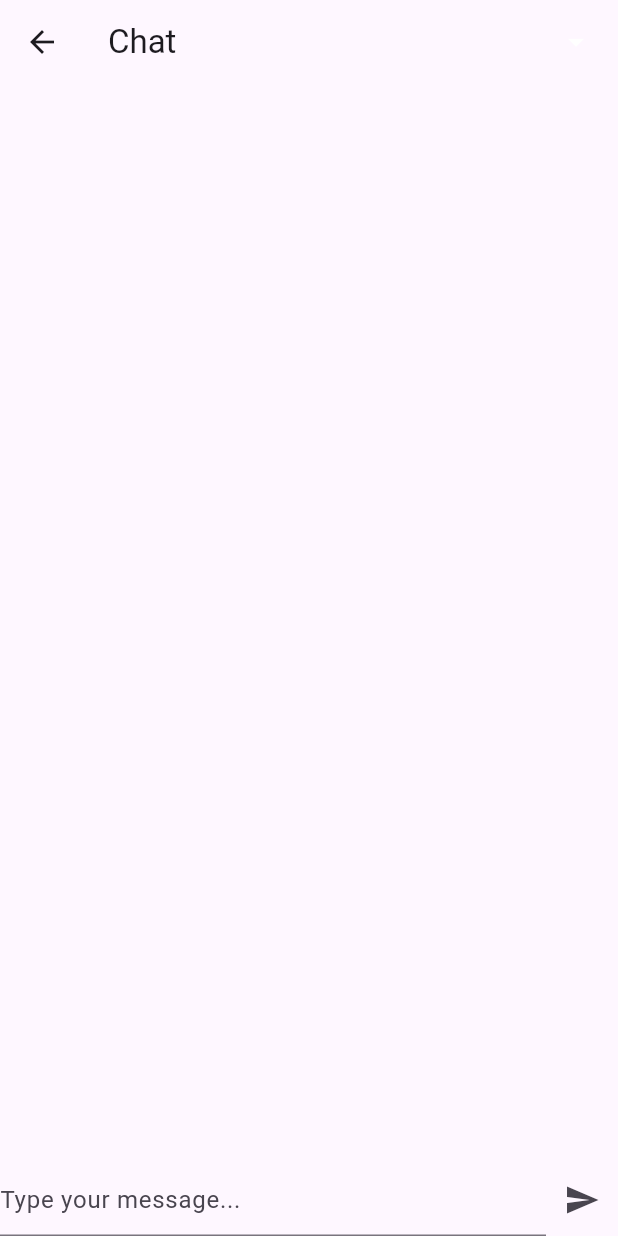
After one commit to KaviyaGopi/slm_model_detector, a Flutter app: the screen it shows after launch, after a tap on the "chat" icon, on a phone screen of 412 x 824 dp. The commit adds this screen. Run offline on Flutter 3.47's test engine with Material 3 defaults, Android fonts, the light colour scheme and no system bars; our stand-ins replace device_info_plus, dio, permission_handler.

Commit message:
Added Chat Screen

```diff
--- /dev/null
+++ b/lib/screens/chat_screen.dart
@@ -0,0 +1,125 @@
+import 'package:flutter/material.dart';
+
+class ChatMessage {
+  final String sender;
+  final String text;
+  ChatMessage({required this.sender, required this.text});
+}
+
+class ChatScreen extends StatefulWidget {
+  final List<String> downloadedModels;
+  const ChatScreen({super.key, required this.downloadedModels});
+
+  @override
+  State<ChatScreen> createState() => _ChatScreenState();
+}
+
+class _ChatScreenState extends State<ChatScreen> {
+  final List<ChatMessage> _messages = [];
+  final TextEditingController _controller = TextEditingController();
+  String? _selectedModel;
+  bool _isLoading = false;
+
+  @override
+  void initState() {
+    super.initState();
+    if (widget.downloadedModels.isNotEmpty) {
+      _selectedModel = widget.downloadedModels.first;
+    }
+  }
+
+  void _sendMessage() async {
+    final text = _controller.text.trim();
+    if (text.isEmpty || _isLoading) return;
+    setState(() {
+      _messages.add(ChatMessage(sender: 'You', text: text));
+      _isLoading = true;
+      _controller.clear();
+    });
+
+    // Simulate model response (replace with inference later)
+    await Future.delayed(const Duration(seconds: 2));
+    setState(() {
+      _messages.add(ChatMessage(sender: 'Model', text: 'Response from $_selectedModel'));
+      _isLoading = false;
+    });
+  }
+
+  @override
+  Widget build(BuildContext context) {
+    return Scaffold(
+      appBar: AppBar(
+        title: const Text('Chat'),
+        actions: [
+          DropdownButton<String>(
+            value: _selectedModel,
+            items: widget.downloadedModels
+                .map((model) => DropdownMenuItem(
+                      value: model,
+                      child: Text(model),
+                    ))
+                .toList(),
+            onChanged: (value) {
+              setState(() {
+                _selectedModel = value;
+              });
+            },
+            underline: Container(),
+            icon: const Icon(Icons.arrow_drop_down, color: Colors.white),
+            dropdownColor: Colors.white,
+          ),
+          const SizedBox(width: 16),
+        ],
+      ),
+      body: Column(
+        children: [
+          Expanded(
+            child: ListView.builder(
+              padding: const EdgeInsets.all(12),
+              itemCount: _messages.length,
+              itemBuilder: (context, idx) {
+                final msg = _messages[idx];
+                final isUser = msg.sender == 'You';
+                return Align(
+                  alignment: isUser ? Alignment.centerRight : Alignment.centerLeft,
+                  child: Container(
+                    margin: const EdgeInsets.symmetric(vertical: 4),
+                    padding: const EdgeInsets.all(12),
+                    decoration: BoxDecoration(
+                      color: isUser ? Colors.blue[100] : Colors.grey[200],
+                      borderRadius: BorderRadius.circular(8),
+                    ),
+                    child: Text('${msg.sender}: ${msg.text}'),
+                  ),
+                );
+              },
+            ),
+          ),
+          if (_isLoading)
+            const Padding(
+              padding: EdgeInsets.all(8.0),
+              child: CircularProgressIndicator(),
+            ),
+          Row(
+            children: [
+              Expanded(
+                child: TextField(
+                  controller: _controller,
+                  onSubmitted: (_) => _sendMessage(),
+                  enabled: !_isLoading,
+                  decoration: const InputDecoration(
+                    hintText: 'Type your message...',
+                  ),
+                ),
+              ),
+              IconButton(
+                icon: const Icon(Icons.send),
+                onPressed: _isLoading ? null : _sendMessage,
+              ),
+            ],
+          ),
+        ],
+      ),
+    );
+  }
+}
--- a/lib/screens/home_screen.dart
+++ b/lib/screens/home_screen.dart
@@ -4,6 +4,7 @@ import '../services/phone_detector_service.dart';
 import '../services/slm_model_service.dart';
 import '../services/model_download_service.dart';
 import 'package:permission_handler/permission_handler.dart';
+import 'chat_screen.dart';
 
 class HomeScreen extends StatefulWidget {
   const HomeScreen({super.key});
@@ -225,6 +226,20 @@ class _HomeScreenState extends State<HomeScreen> {
         },
         child: const Icon(Icons.refresh),
       ),
+      // Navigation from HomeScreen
+      bottomNavigationBar: BottomAppBar(
+        child: IconButton(
+          icon: const Icon(Icons.chat),
+          onPressed: () {
+            Navigator.push(
+              context,
+              MaterialPageRoute(
+                builder: (_) => ChatScreen(downloadedModels: _downloadedModels),
+              ),
+            );
+          },
+        ),
+      ),
     );
   }
 }
```
